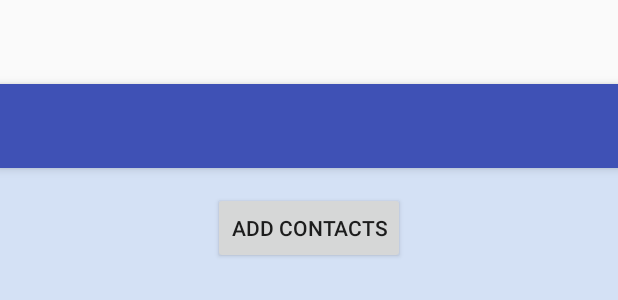
After one commit to abdiel1/SafeCall, an Android app: the layout activity_add_contacts.xml on its own in the app's theme, with its tools: preview values and no code run, on a phone screen of 412 x 824 dp. The commit adds this screen. Shown: the top 300 px of the screen. Run offline under Robolectric (Android 15) with nearby library versions, the phone set to English and light mode, and no system bars.

Commit message:
Implemented the adding of contacts

```diff
--- a/app/src/main/java/ContactManagement/Contact.java
+++ b/app/src/main/java/ContactManagement/Contact.java
@@ -32,5 +32,10 @@ public class Contact {
         return phoneNumber;
     }
 
+    public String toString(){
+        return this.name + ": " + this.phoneNumber;
+    }
+
+
 
 }
--- a/app/src/main/java/ContactManagement/ContactList.java
+++ b/app/src/main/java/ContactManagement/ContactList.java
@@ -15,4 +15,6 @@ public interface ContactList {
 
     public boolean removeContact(Contact contact);
 
+    public void saveContacts(Context context);
+
 }
--- /dev/null
+++ b/app/src/main/res/layout/activity_add_contacts.xml
@@ -0,0 +1,26 @@
+<?xml version="1.0" encoding="utf-8"?>
+<android.support.design.widget.CoordinatorLayout xmlns:android="http://schemas.android.com/apk/res/android"
+    xmlns:app="http://schemas.android.com/apk/res-auto"
+    xmlns:tools="http://schemas.android.com/tools"
+    android:layout_width="match_parent"
+    android:layout_height="match_parent"
+    android:fitsSystemWindows="true"
+    tools:context="com.example.abdielrosado.safecall.AddContactsActivity">
+
+    <android.support.design.widget.AppBarLayout
+        android:layout_width="match_parent"
+        android:layout_height="wrap_content"
+        android:theme="@style/AppTheme.AppBarOverlay">
+
+        <android.support.v7.widget.Toolbar
+            android:id="@+id/toolbar"
+            android:layout_width="match_parent"
+            android:layout_height="?attr/actionBarSize"
+            android:background="?attr/colorPrimary"
+            app:popupTheme="@style/AppTheme.PopupOverlay" />
+
+    </android.support.design.widget.AppBarLayout>
+
+    <include layout="@layout/content_add_contacts" />
+
+</android.support.design.widget.CoordinatorLayout>
--- /dev/null
+++ b/app/src/main/res/layout/content_add_contacts.xml
@@ -0,0 +1,32 @@
+<?xml version="1.0" encoding="utf-8"?>
+<RelativeLayout xmlns:android="http://schemas.android.com/apk/res/android"
+    xmlns:app="http://schemas.android.com/apk/res-auto"
+    xmlns:tools="http://schemas.android.com/tools"
+    android:layout_width="match_parent"
+    android:layout_height="match_parent"
+    android:paddingBottom="@dimen/activity_vertical_margin"
+    android:paddingLeft="@dimen/activity_horizontal_margin"
+    android:paddingRight="@dimen/activity_horizontal_margin"
+    android:paddingTop="@dimen/activity_vertical_margin"
+    android:background="@color/background_color"
+    app:layout_behavior="@string/appbar_scrolling_view_behavior"
+    tools:context="com.example.abdielrosado.safecall.AddContactsActivity"
+    tools:showIn="@layout/activity_add_contacts">
+
+
+    <ListView
+        android:layout_width="wrap_content"
+        android:layout_height="wrap_content"
+        android:id="@+id/listView2"
+        android:layout_alignParentLeft="true"
+        android:layout_alignParentStart="true"
+        android:layout_below="@+id/button2" />
+
+    <Button
+        android:layout_width="wrap_content"
+        android:layout_height="wrap_content"
+        android:text="Add Contacts"
+        android:id="@+id/button2"
+        android:layout_alignParentTop="true"
+        android:layout_centerHorizontal="true" />
+</RelativeLayout>
--- a/app/src/main/res/values/colors.xml
+++ b/app/src/main/res/values/colors.xml
@@ -3,4 +3,5 @@
     <color name="colorPrimary">#3F51B5</color>
     <color name="colorPrimaryDark">#303F9F</color>
     <color name="colorAccent">#FF4081</color>
+    <color name="background_color">#D4E1F5</color>
 </resources>
--- a/app/src/main/res/values/strings.xml
+++ b/app/src/main/res/values/strings.xml
@@ -1,4 +1,6 @@
 <resources>
     <string name="app_name">Safe Call</string>
     <string name="action_settings">Settings</string>
+    <string name="add_remove">Add/Remove Contacts</string>
+    <string name="title_activity_add_contacts">AddContactsActivity</string>
 </resources>
```
Also changed, not shown: app/src/main/java/ContactManagement/ContactListManager.java (+14 -5 lines), app/src/main/java/FallDetection/FallDetectionManager.java (added, +77 -0 lines), app/src/main/java/com/example/abdielrosado/safecall/AddContactsActivity.java (added, +68 -0 lines), app/src/main/java/com/example/abdielrosado/safecall/ContactListManagement.java (added, +34 -0 lines), app/src/main/java/com/example/abdielrosado/safecall/MyArrayAdapter.java (added, +61 -0 lines), app/src/main/res/layout/activity_contact_management.xml (added, +30 -0 lines), app/src/main/res/layout/contactlistview.xml (added, +34 -0 lines), app/src/main/res/layout/select_contact.xml (added, +42 -0 lines).
